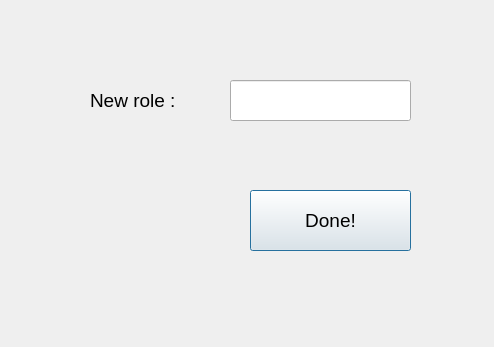
First picture: the form in MainWindowApp/memberrolewindow.ui, repository TheYoungOldtimer/ApProject1, before the edit.
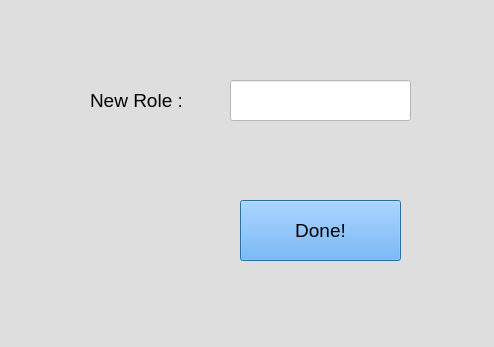
Second picture: the form after the edit.

Diff of the .ui file:
```diff
--- a/MainWindowApp/memberrolewindow.ui
+++ b/MainWindowApp/memberrolewindow.ui
@@ -13,12 +13,15 @@
   <property name="windowTitle">
    <string>Dialog</string>
   </property>
+  <property name="styleSheet">
+   <string notr="true">background-color: rgb(222, 222, 222);</string>
+  </property>
   <widget class="QLabel" name="label">
    <property name="geometry">
     <rect>
      <x>90</x>
      <y>80</y>
-     <width>131</width>
+     <width>101</width>
      <height>41</height>
     </rect>
    </property>
@@ -27,8 +30,11 @@
      <pointsize>14</pointsize>
     </font>
    </property>
+   <property name="styleSheet">
+    <string notr="true">color: rgb(0, 0, 0);</string>
+   </property>
    <property name="text">
-    <string>New role :</string>
+    <string>New Role :</string>
    </property>
   </widget>
   <widget class="QLineEdit" name="lineEdit">
@@ -45,12 +51,16 @@
      <pointsize>14</pointsize>
     </font>
    </property>
+   <property name="styleSheet">
+    <string notr="true">background-color: rgb(255, 255, 255);
+color: rgb(0, 0, 0);</string>
+   </property>
   </widget>
   <widget class="QPushButton" name="pushButton">
    <property name="geometry">
     <rect>
-     <x>250</x>
-     <y>190</y>
+     <x>240</x>
+     <y>200</y>
      <width>161</width>
      <height>61</height>
     </rect>
@@ -60,6 +70,13 @@
      <pointsize>14</pointsize>
     </font>
    </property>
+   <property name="cursor">
+    <cursorShape>PointingHandCursor</cursorShape>
+   </property>
+   <property name="styleSheet">
+    <string notr="true">background-color: rgb(85, 170, 255);
+color: rgb(0, 0, 0);</string>
+   </property>
    <property name="text">
     <string>Done!</string>
    </property>
@@ -67,9 +84,9 @@
   <widget class="QLabel" name="error">
    <property name="geometry">
     <rect>
-     <x>190</x>
+     <x>210</x>
      <y>130</y>
-     <width>241</width>
+     <width>221</width>
      <height>31</height>
     </rect>
    </property>
@@ -78,9 +95,15 @@
      <pointsize>12</pointsize>
     </font>
    </property>
+   <property name="styleSheet">
+    <string notr="true">color: rgb(255, 0, 0);</string>
+   </property>
    <property name="text">
     <string/>
    </property>
+   <property name="alignment">
+    <set>Qt::AlignCenter</set>
+   </property>
   </widget>
  </widget>
  <resources/>
```
